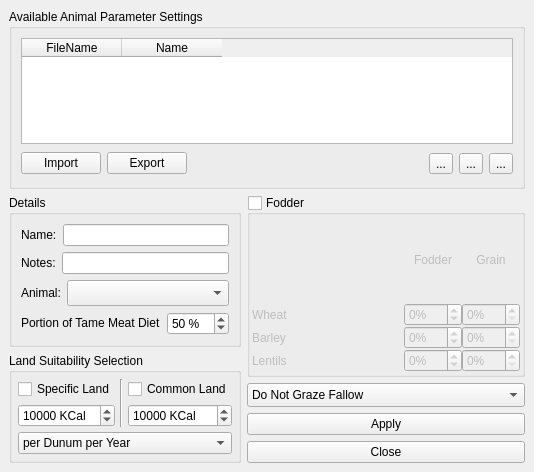
First picture: the form in src/ui/laanimalparametermanagerbase.ui, repository arkygeek/landuseanalyst, before the edit.
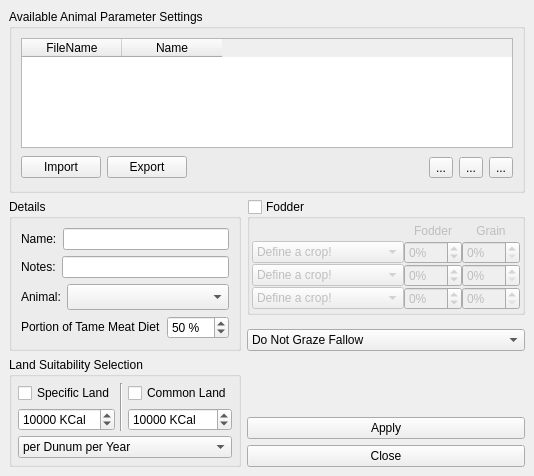
Second picture: the form after the edit. Icons and pictures are not drawn.

Commit message: updated all forms to correctly display tools tips and what is this stuff. Also added three combo boxes to fodder section of animal parameters that needs to be implemented in lamainform.cpp so that they are populated with crops selected to be used in the model.

The edit to the form file:
```diff
--- a/src/ui/laanimalparametermanagerbase.ui
+++ b/src/ui/laanimalparametermanagerbase.ui
@@ -6,7 +6,7 @@
     <x>0</x>
     <y>0</y>
     <width>534</width>
-    <height>472</height>
+    <height>476</height>
    </rect>
   </property>
   <property name="minimumSize" >
@@ -25,7 +25,238 @@
    <property name="spacing" >
     <number>6</number>
    </property>
-   <item row="1" column="0" >
+   <item row="6" column="1" >
+    <widget class="QPushButton" name="pbnClose" >
+     <property name="sizePolicy" >
+      <sizepolicy>
+       <hsizetype>5</hsizetype>
+       <vsizetype>0</vsizetype>
+       <horstretch>0</horstretch>
+       <verstretch>0</verstretch>
+      </sizepolicy>
+     </property>
+     <property name="toolTip" >
+      <string>&lt;html>&lt;head>&lt;meta name="qrichtext" content="1" />&lt;style type="text/css">
+p, li { white-space: pre-wrap; }
+&lt;/style>&lt;/head>&lt;body style=" font-family:'Sans Serif'; font-size:9pt; font-weight:400; font-style:normal; text-decoration:none;">
+&lt;p style=" margin-top:0px; margin-bottom:0px; margin-left:0px; margin-right:0px; -qt-block-indent:0; text-indent:0px;">&lt;span style=" font-weight:600; font-style:italic; color:#0000ff;">Have you applied your changes?&lt;/span>&lt;/p>&lt;/body>&lt;/html></string>
+     </property>
+     <property name="text" >
+      <string>Close</string>
+     </property>
+    </widget>
+   </item>
+   <item row="5" column="1" >
+    <widget class="QPushButton" name="pbnApply" >
+     <property name="sizePolicy" >
+      <sizepolicy>
+       <hsizetype>5</hsizetype>
+       <vsizetype>0</vsizetype>
+       <horstretch>0</horstretch>
+       <verstretch>0</verstretch>
+      </sizepolicy>
+     </property>
+     <property name="toolTip" >
+      <string>&lt;html>&lt;head>&lt;meta name="qrichtext" content="1" />&lt;style type="text/css">
+p, li { white-space: pre-wrap; }
+&lt;/style>&lt;/head>&lt;body style=" font-family:'Sans Serif'; font-size:9pt; font-weight:400; font-style:normal; text-decoration:none;">
+&lt;p style=" margin-top:0px; margin-bottom:0px; margin-left:0px; margin-right:0px; -qt-block-indent:0; text-indent:0px;">Saves all settings&lt;/p>&lt;/body>&lt;/html></string>
+     </property>
+     <property name="whatsThis" >
+      <string>&lt;html>&lt;head>&lt;meta name="qrichtext" content="1" />&lt;style type="text/css">
+p, li { white-space: pre-wrap; }
+&lt;/style>&lt;/head>&lt;body style=" font-family:'Sans Serif'; font-size:9pt; font-weight:400; font-style:normal; text-decoration:none;">
+&lt;p style=" margin-top:0px; margin-bottom:0px; margin-left:0px; margin-right:0px; -qt-block-indent:0; text-indent:0px;">After completing all fields to define a parameter, you &lt;span style=" font-weight:600;">MUST&lt;/span> click the Apply button to save it. The name does not have to be unique, as LandUse Analyst has a special way of saving parameters to allow for duplicate parameter names. It is helpful, however, to utilize the Notes field to distinguish between same-named parameter definitions.&lt;/p>&lt;/body>&lt;/html></string>
+     </property>
+     <property name="text" >
+      <string>Apply</string>
+     </property>
+    </widget>
+   </item>
+   <item row="4" column="1" >
+    <spacer>
+     <property name="orientation" >
+      <enum>Qt::Vertical</enum>
+     </property>
+     <property name="sizeHint" >
+      <size>
+       <width>239</width>
+       <height>31</height>
+      </size>
+     </property>
+    </spacer>
+   </item>
+   <item rowspan="3" row="4" column="0" >
+    <widget class="QGroupBox" name="groupBox_3" >
+     <property name="whatsThis" >
+      <string>&lt;html>&lt;head>&lt;meta name="qrichtext" content="1" />&lt;style type="text/css">
+p, li { white-space: pre-wrap; }
+&lt;/style>&lt;/head>&lt;body style=" font-family:'Sans Serif'; font-size:9pt; font-weight:400; font-style:normal; text-decoration:none;">
+&lt;p style=" margin-top:0px; margin-bottom:0px; margin-left:0px; margin-right:0px; -qt-block-indent:0; text-indent:0px;">In order for LandUse Analyst to create landuse maps, you must first create land suitability files to tell it what land is suitable for use by the crops and the animals. These files can be produced manually or automatically, but at the moment both must be done with external tools like QGis or GRASS. Future versions of Landuse Analyst will have the required features of these programs incorporated into it, but for now this step must be done externally. &lt;/p>&lt;/body>&lt;/html></string>
+     </property>
+     <property name="title" >
+      <string>Land Suitability Selection</string>
+     </property>
+     <layout class="QGridLayout" >
+      <property name="margin" >
+       <number>6</number>
+      </property>
+      <property name="spacing" >
+       <number>5</number>
+      </property>
+      <item row="0" column="0" >
+       <widget class="QCheckBox" name="checkBoxSpecificRaster" >
+        <property name="toolTip" >
+         <string>&lt;html>&lt;head>&lt;meta name="qrichtext" content="1" />&lt;style type="text/css">
+p, li { white-space: pre-wrap; }
+&lt;/style>&lt;/head>&lt;body style=" font-family:'Sans Serif'; font-size:9pt; font-weight:400; font-style:normal; text-decoration:none;">
+&lt;p style=" margin-top:0px; margin-bottom:0px; margin-left:0px; margin-right:0px; -qt-block-indent:0; text-indent:0px;">binary raster named: animalName.mask  where animalName is the name of the animal you are setting these parameters for.&lt;/p>&lt;/body>&lt;/html></string>
+        </property>
+        <property name="whatsThis" >
+         <string>&lt;html>&lt;head>&lt;meta name="qrichtext" content="1" />&lt;style type="text/css">
+p, li { white-space: pre-wrap; }
+&lt;/style>&lt;/head>&lt;body style=" font-family:'Sans Serif'; font-size:9pt; font-weight:400; font-style:normal; text-decoration:none;">
+&lt;p style=" margin-top:0px; margin-bottom:0px; margin-left:0px; margin-right:0px; -qt-block-indent:0; text-indent:0px;">Sometimes you may want to specify that land is suitable for grazing by only one type of animal. LandUse Analyst allows you to designate a land suitability mask as being unique to that animal. Note that you can specify an animal to use both common land and specific land at the same time. For more detailed information on this, see the help section on Animal Common Land.&lt;/p>&lt;/body>&lt;/html></string>
+        </property>
+        <property name="text" >
+         <string>Specific Land</string>
+        </property>
+       </widget>
+      </item>
+      <item row="1" column="0" >
+       <widget class="QSpinBox" name="sbSpecificRasterCalories" >
+        <property name="toolTip" >
+         <string>&lt;html>&lt;head>&lt;meta name="qrichtext" content="1" />&lt;style type="text/css">
+p, li { white-space: pre-wrap; }
+&lt;/style>&lt;/head>&lt;body style=" font-family:'Sans Serif'; font-size:9pt; font-weight:400; font-style:normal; text-decoration:none;">
+&lt;p style=" margin-top:0px; margin-bottom:0px; margin-left:0px; margin-right:0px; -qt-block-indent:0; text-indent:0px;">KCalories per land area unit available for grazing animals &lt;span style=" font-weight:600;">per year&lt;/span>&lt;/p>&lt;/body>&lt;/html></string>
+        </property>
+        <property name="whatsThis" >
+         <string>&lt;html>&lt;head>&lt;meta name="qrichtext" content="1" />&lt;style type="text/css">
+p, li { white-space: pre-wrap; }
+&lt;/style>&lt;/head>&lt;body style=" font-family:'Sans Serif'; font-size:9pt; font-weight:400; font-style:normal; text-decoration:none;">
+&lt;p style=" margin-top:0px; margin-bottom:0px; margin-left:0px; margin-right:0px; -qt-block-indent:0; text-indent:0px;">Note that this setting is the number of KCalories per land area unit available for grazing animals &lt;span style=" font-weight:600;">per year&lt;/span>.  This value applies to only the land selected in the unique raster mask file created for this animal.&lt;/p>&lt;/body>&lt;/html></string>
+        </property>
+        <property name="suffix" >
+         <string> KCal</string>
+        </property>
+        <property name="maximum" >
+         <number>99999999</number>
+        </property>
+        <property name="singleStep" >
+         <number>100</number>
+        </property>
+        <property name="value" >
+         <number>10000</number>
+        </property>
+       </widget>
+      </item>
+      <item row="0" column="2" >
+       <widget class="QCheckBox" name="checkBoxCommonRaster" >
+        <property name="toolTip" >
+         <string>&lt;html>&lt;head>&lt;meta name="qrichtext" content="1" />&lt;style type="text/css">
+p, li { white-space: pre-wrap; }
+&lt;/style>&lt;/head>&lt;body style=" font-family:'Sans Serif'; font-size:9pt; font-weight:400; font-style:normal; text-decoration:none;">
+&lt;p style=" margin-top:0px; margin-bottom:0px; margin-left:0px; margin-right:0px; -qt-block-indent:0; text-indent:0px;">binary raster named common.grazing.mask which more than one animal can graze from&lt;/p>&lt;/body>&lt;/html></string>
+        </property>
+        <property name="text" >
+         <string>Common Land</string>
+        </property>
+       </widget>
+      </item>
+      <item row="1" column="2" >
+       <widget class="QSpinBox" name="sbCommonRasterCalories" >
+        <property name="toolTip" >
+         <string>&lt;html>&lt;head>&lt;meta name="qrichtext" content="1" />&lt;style type="text/css">
+p, li { white-space: pre-wrap; }
+&lt;/style>&lt;/head>&lt;body style=" font-family:'Sans Serif'; font-size:9pt; font-weight:400; font-style:normal; text-decoration:none;">
+&lt;p style=" margin-top:0px; margin-bottom:0px; margin-left:0px; margin-right:0px; -qt-block-indent:0; text-indent:0px;">Food Value of grazing land in Kilo Calories&lt;/p>&lt;/body>&lt;/html></string>
+        </property>
+        <property name="whatsThis" >
+         <string>&lt;html>&lt;head>&lt;meta name="qrichtext" content="1" />&lt;style type="text/css">
+p, li { white-space: pre-wrap; }
+&lt;/style>&lt;/head>&lt;body style=" font-family:'Sans Serif'; font-size:9pt; font-weight:400; font-style:normal; text-decoration:none;">
+&lt;p style=" margin-top:0px; margin-bottom:0px; margin-left:0px; margin-right:0px; -qt-block-indent:0; text-indent:0px;">&lt;span style=" font-weight:600; color:#0000ff;">This value &lt;/span>&lt;span style=" font-weight:600; font-style:italic; text-decoration: underline; color:#0000ff;">MUST&lt;/span>&lt;span style=" font-weight:600; color:#0000ff;"> be the same for all animals grazing common land.&lt;/span>&lt;/p>
+&lt;p style=" margin-top:0px; margin-bottom:0px; margin-left:0px; margin-right:0px; -qt-block-indent:0; text-indent:0px;">Sometimes land is suitable for grazing by more than one type of animal. LandUse Analyst allows you to designate one suitability mask as common grazing land. Note that you can specify an animal to use both common land and specific land at the same time. If this is the case, equal preference is given to all animals grazing the common land. This is not always ideal, as it may have been the case that some animals were given preference to the common land if the other suitable land was further away than the other animals using it.&lt;/p>
+&lt;p style=" margin-top:12px; margin-bottom:12px; margin-left:0px; margin-right:0px; -qt-block-indent:0; text-indent:0px;">A workaround for this problem is that LandUse Analyst produces classified maps of the land being used, so if it is the case that you find one animal being forced to travel much further than others, you can simply change settings to balance this. This can be accomplished by removing the other animals one at a time from using the common grazing land. It may be the case, however, that there is no ideal solution, and that they simply had to travel the extra distance!&lt;/p>
+&lt;p style=" margin-top:12px; margin-bottom:12px; margin-left:0px; margin-right:0px; -qt-block-indent:0; text-indent:0px;">Note that this setting is the number of KCalories per land area unit available for grazing animals &lt;span style=" font-weight:600;">per year&lt;/span>.  This value applies to all of the land selected in the common raster mask file.&lt;/p>&lt;/body>&lt;/html></string>
+        </property>
+        <property name="suffix" >
+         <string> KCal</string>
+        </property>
+        <property name="maximum" >
+         <number>9999999</number>
+        </property>
+        <property name="singleStep" >
+         <number>100</number>
+        </property>
+        <property name="value" >
+         <number>10000</number>
+        </property>
+       </widget>
+      </item>
+      <item rowspan="2" row="0" column="1" >
+       <widget class="Line" name="line" >
+        <property name="orientation" >
+         <enum>Qt::Vertical</enum>
+        </property>
+       </widget>
+      </item>
+      <item row="2" column="0" colspan="3" >
+       <widget class="QComboBox" name="comboBoxAreaUnits" >
+        <property name="sizePolicy" >
+         <sizepolicy>
+          <hsizetype>5</hsizetype>
+          <vsizetype>5</vsizetype>
+          <horstretch>0</horstretch>
+          <verstretch>0</verstretch>
+         </sizepolicy>
+        </property>
+        <property name="cursor" >
+         <cursor>13</cursor>
+        </property>
+        <property name="toolTip" >
+         <string>&lt;html>&lt;head>&lt;meta name="qrichtext" content="1" />&lt;style type="text/css">
+p, li { white-space: pre-wrap; }
+&lt;/style>&lt;/head>&lt;body style=" font-family:'Sans Serif'; font-size:9pt; font-weight:400; font-style:normal; text-decoration:none;">
+&lt;p style=" margin-top:0px; margin-bottom:0px; margin-left:0px; margin-right:0px; -qt-block-indent:0; text-indent:0px;">1 dunum = 1000 square meters&lt;/p>
+&lt;p style=" margin-top:0px; margin-bottom:0px; margin-left:0px; margin-right:0px; -qt-block-indent:0; text-indent:0px;">1 hectare = 10,000 square meters&lt;/p>&lt;/body>&lt;/html></string>
+        </property>
+        <property name="whatsThis" >
+         <string>&lt;html>&lt;head>&lt;meta name="qrichtext" content="1" />&lt;style type="text/css">
+p, li { white-space: pre-wrap; }
+&lt;/style>&lt;/head>&lt;body style=" font-family:'Sans Serif'; font-size:9pt; font-weight:400; font-style:normal; text-decoration:none;">
+&lt;p style=" margin-top:0px; margin-bottom:0px; margin-left:0px; margin-right:0px; -qt-block-indent:0; text-indent:0px;">Select either Dunums or Hectares. This option is merely for convenience, to accomodate data that is available based on the two different units. (Basically I just got sick of having to convert between the two all the time! :P)&lt;/p>&lt;/body>&lt;/html></string>
+        </property>
+        <item>
+         <property name="text" >
+          <string>per Dunum per Year</string>
+         </property>
+        </item>
+        <item>
+         <property name="text" >
+          <string>per Hectare per Year</string>
+         </property>
+        </item>
+       </widget>
+      </item>
+     </layout>
+    </widget>
+   </item>
+   <item row="2" column="1" >
+    <spacer>
+     <property name="orientation" >
+      <enum>Qt::Vertical</enum>
+     </property>
+     <property name="sizeHint" >
+      <size>
+       <width>239</width>
+       <height>16</height>
+      </size>
+     </property>
+    </spacer>
+   </item>
+   <item rowspan="3" row="1" column="0" >
     <widget class="QGroupBox" name="groupBox" >
      <property name="title" >
       <string>Details</string>
@@ -290,7 +521,7 @@
      </layout>
     </widget>
    </item>
-   <item rowspan="2" row="1" column="1" >
+   <item row="1" column="1" >
     <widget class="QGroupBox" name="grpFodderUse" >
      <property name="cursor" >
       <cursor>0</cursor>
@@ -314,7 +545,7 @@
       <property name="spacing" >
        <number>0</number>
       </property>
-      <item row="0" column="1" colspan="2" >
+      <item row="0" column="1" >
        <widget class="QLabel" name="labelFodderFodder" >
         <property name="toolTip" >
          <string>&lt;html>&lt;head>&lt;meta name="qrichtext" content="1" />&lt;style type="text/css">
@@ -337,7 +568,7 @@
         </property>
        </widget>
       </item>
-      <item row="0" column="3" >
+      <item row="0" column="2" >
        <widget class="QLabel" name="labelFodderGrain" >
         <property name="layoutDirection" >
          <enum>Qt::RightToLeft</enum>
@@ -363,31 +594,37 @@
         </property>
        </spacer>
       </item>
-      <item row="3" column="3" >
-       <widget class="QSpinBox" name="sbFodderLentilsGrain" >
-        <property name="sizePolicy" >
-         <sizepolicy>
-          <hsizetype>4</hsizetype>
-          <vsizetype>0</vsizetype>
-          <horstretch>0</horstretch>
-          <verstretch>0</verstretch>
-         </sizepolicy>
-        </property>
-        <property name="toolTip" >
-         <string>&lt;html>&lt;head>&lt;meta name="qrichtext" content="1" />&lt;style type="text/css">
-p, li { white-space: pre-wrap; }
-&lt;/style>&lt;/head>&lt;body style=" font-family:'Sans Serif'; font-size:9pt; font-weight:400; font-style:normal; text-decoration:none;">
-&lt;p style=" margin-top:0px; margin-bottom:0px; margin-left:0px; margin-right:0px; -qt-block-indent:0; text-indent:0px;">Percent of animals diet provided by LENTILS&lt;/p>&lt;/body>&lt;/html></string>
-        </property>
-        <property name="suffix" >
-         <string>%</string>
-        </property>
-        <property name="maximum" >
-         <number>100</number>
-        </property>
-       </widget>
-      </item>
       <item row="3" column="2" >
+       <widget class="QSpinBox" name="sbFodderLentilsGrain" >
+        <property name="sizePolicy" >
+         <sizepolicy>
+          <hsizetype>4</hsizetype>
+          <vsizetype>0</vsizetype>
+          <horstretch>0</horstretch>
+          <verstretch>0</verstretch>
+         </sizepolicy>
+        </property>
+        <property name="toolTip" >
+         <string>&lt;html>&lt;head>&lt;meta name="qrichtext" content="1" />&lt;style type="text/css">
+p, li { white-space: pre-wrap; }
+&lt;/style>&lt;/head>&lt;body style=" font-family:'Sans Serif'; font-size:9pt; font-weight:400; font-style:normal; text-decoration:none;">
+&lt;p style=" margin-top:0px; margin-bottom:0px; margin-left:0px; margin-right:0px; -qt-block-indent:0; text-indent:0px;">Percent of animals diet provided by &lt;span style=" color:#0000ff;">GRAIN &lt;/span>from this crop &lt;/p>&lt;/body>&lt;/html></string>
+        </property>
+        <property name="whatsThis" >
+         <string>&lt;html>&lt;head>&lt;meta name="qrichtext" content="1" />&lt;style type="text/css">
+p, li { white-space: pre-wrap; }
+&lt;/style>&lt;/head>&lt;body style=" font-family:'Sans Serif'; font-size:9pt; font-weight:400; font-style:normal; text-decoration:none;">
+&lt;p style=" margin-top:0px; margin-bottom:0px; margin-left:0px; margin-right:0px; -qt-block-indent:0; text-indent:0px;">If your animal is fed grain harvested from a crop, indicate the perentage of the animals diet being supplied by it is.&lt;/p>&lt;/body>&lt;/html></string>
+        </property>
+        <property name="suffix" >
+         <string>%</string>
+        </property>
+        <property name="maximum" >
+         <number>100</number>
+        </property>
+       </widget>
+      </item>
+      <item row="3" column="1" >
        <widget class="QSpinBox" name="sbFodderLentils" >
         <property name="sizePolicy" >
          <sizepolicy>
@@ -414,44 +651,37 @@
         </property>
        </widget>
       </item>
-      <item row="3" column="0" colspan="2" >
-       <widget class="QLabel" name="labelFodderLentils" >
-        <property name="toolTip" >
-         <string>&lt;html>&lt;head>&lt;meta name="qrichtext" content="1" />&lt;style type="text/css">
-p, li { white-space: pre-wrap; }
-&lt;/style>&lt;/head>&lt;body style=" font-family:'Sans Serif'; font-size:9pt; font-weight:400; font-style:normal; text-decoration:none;">
-&lt;p style=" margin-top:0px; margin-bottom:0px; margin-left:0px; margin-right:0px; -qt-block-indent:0; text-indent:0px;">Percent of animals diet provided by LENTILS&lt;/p>&lt;/body>&lt;/html></string>
-        </property>
-        <property name="text" >
-         <string>Lentils</string>
-        </property>
-       </widget>
-      </item>
-      <item row="2" column="3" >
-       <widget class="QSpinBox" name="sbFodderBarleyGrain" >
-        <property name="sizePolicy" >
-         <sizepolicy>
-          <hsizetype>4</hsizetype>
-          <vsizetype>0</vsizetype>
-          <horstretch>0</horstretch>
-          <verstretch>0</verstretch>
-         </sizepolicy>
-        </property>
-        <property name="toolTip" >
-         <string>&lt;html>&lt;head>&lt;meta name="qrichtext" content="1" />&lt;style type="text/css">
-p, li { white-space: pre-wrap; }
-&lt;/style>&lt;/head>&lt;body style=" font-family:'Sans Serif'; font-size:9pt; font-weight:400; font-style:normal; text-decoration:none;">
-&lt;p style=" margin-top:0px; margin-bottom:0px; margin-left:0px; margin-right:0px; -qt-block-indent:0; text-indent:0px;">Percent of animals diet provided by BARLEY&lt;/p>&lt;/body>&lt;/html></string>
-        </property>
-        <property name="suffix" >
-         <string>%</string>
-        </property>
-        <property name="maximum" >
-         <number>100</number>
-        </property>
-       </widget>
-      </item>
       <item row="2" column="2" >
+       <widget class="QSpinBox" name="sbFodderBarleyGrain" >
+        <property name="sizePolicy" >
+         <sizepolicy>
+          <hsizetype>4</hsizetype>
+          <vsizetype>0</vsizetype>
+          <horstretch>0</horstretch>
+          <verstretch>0</verstretch>
+         </sizepolicy>
+        </property>
+        <property name="toolTip" >
+         <string>&lt;html>&lt;head>&lt;meta name="qrichtext" content="1" />&lt;style type="text/css">
+p, li { white-space: pre-wrap; }
+&lt;/style>&lt;/head>&lt;body style=" font-family:'Sans Serif'; font-size:9pt; font-weight:400; font-style:normal; text-decoration:none;">
+&lt;p style=" margin-top:0px; margin-bottom:0px; margin-left:0px; margin-right:0px; -qt-block-indent:0; text-indent:0px;">Percent of animals diet provided by &lt;span style=" color:#0000ff;">GRAIN &lt;/span>from this crop &lt;/p>&lt;/body>&lt;/html></string>
+        </property>
+        <property name="whatsThis" >
+         <string>&lt;html>&lt;head>&lt;meta name="qrichtext" content="1" />&lt;style type="text/css">
+p, li { white-space: pre-wrap; }
+&lt;/style>&lt;/head>&lt;body style=" font-family:'Sans Serif'; font-size:9pt; font-weight:400; font-style:normal; text-decoration:none;">
+&lt;p style=" margin-top:0px; margin-bottom:0px; margin-left:0px; margin-right:0px; -qt-block-indent:0; text-indent:0px;">If your animal is fed grain harvested from a crop, indicate the perentage of the animals diet being supplied by it is.&lt;/p>&lt;/body>&lt;/html></string>
+        </property>
+        <property name="suffix" >
+         <string>%</string>
+        </property>
+        <property name="maximum" >
+         <number>100</number>
+        </property>
+       </widget>
+      </item>
+      <item row="2" column="1" >
        <widget class="QSpinBox" name="sbFodderBarley" >
         <property name="sizePolicy" >
          <sizepolicy>
@@ -478,20 +708,7 @@
         </property>
        </widget>
       </item>
-      <item row="2" column="0" colspan="2" >
-       <widget class="QLabel" name="labelFodderBarley" >
-        <property name="toolTip" >
-         <string>&lt;html>&lt;head>&lt;meta name="qrichtext" content="1" />&lt;style type="text/css">
-p, li { white-space: pre-wrap; }
-&lt;/style>&lt;/head>&lt;body style=" font-family:'Sans Serif'; font-size:9pt; font-weight:400; font-style:normal; text-decoration:none;">
-&lt;p style=" margin-top:0px; margin-bottom:0px; margin-left:0px; margin-right:0px; -qt-block-indent:0; text-indent:0px;">Percent of animals diet provided by BARLEY&lt;/p>&lt;/body>&lt;/html></string>
-        </property>
-        <property name="text" >
-         <string>Barley</string>
-        </property>
-       </widget>
-      </item>
-      <item row="1" column="3" >
+      <item row="1" column="2" >
        <widget class="QSpinBox" name="sbFodderWheatGrain" >
         <property name="sizePolicy" >
          <sizepolicy>
@@ -515,7 +732,7 @@
         </property>
        </widget>
       </item>
-      <item row="1" column="2" >
+      <item row="1" column="1" >
        <widget class="QSpinBox" name="sbFodderWheat" >
         <property name="sizePolicy" >
          <sizepolicy>
@@ -542,169 +759,29 @@
         </property>
        </widget>
       </item>
-      <item row="1" column="0" colspan="2" >
-       <widget class="QLabel" name="labelFodderWheat" >
-        <property name="toolTip" >
-         <string>&lt;html>&lt;head>&lt;meta name="qrichtext" content="1" />&lt;style type="text/css">
-p, li { white-space: pre-wrap; }
-&lt;/style>&lt;/head>&lt;body style=" font-family:'Sans Serif'; font-size:9pt; font-weight:400; font-style:normal; text-decoration:none;">
-&lt;p style=" margin-top:0px; margin-bottom:0px; margin-left:0px; margin-right:0px; -qt-block-indent:0; text-indent:0px;">Percent of animals diet provided by WHEAT&lt;/p>&lt;/body>&lt;/html></string>
-        </property>
-        <property name="text" >
-         <string>Wheat</string>
-        </property>
-       </widget>
-      </item>
-     </layout>
-    </widget>
-   </item>
-   <item row="4" column="1" >
-    <widget class="QPushButton" name="pbnApply" >
-     <property name="sizePolicy" >
-      <sizepolicy>
-       <hsizetype>5</hsizetype>
-       <vsizetype>0</vsizetype>
-       <horstretch>0</horstretch>
-       <verstretch>0</verstretch>
-      </sizepolicy>
-     </property>
-     <property name="text" >
-      <string>Apply</string>
-     </property>
-    </widget>
-   </item>
-   <item row="5" column="1" >
-    <widget class="QPushButton" name="pbnClose" >
-     <property name="sizePolicy" >
-      <sizepolicy>
-       <hsizetype>5</hsizetype>
-       <vsizetype>0</vsizetype>
-       <horstretch>0</horstretch>
-       <verstretch>0</verstretch>
-      </sizepolicy>
-     </property>
-     <property name="text" >
-      <string>Close</string>
-     </property>
-    </widget>
-   </item>
-   <item rowspan="4" row="2" column="0" >
-    <widget class="QGroupBox" name="groupBox_3" >
-     <property name="title" >
-      <string>Land Suitability Selection</string>
-     </property>
-     <layout class="QGridLayout" >
-      <property name="margin" >
-       <number>6</number>
-      </property>
-      <property name="spacing" >
-       <number>5</number>
-      </property>
-      <item row="0" column="0" >
-       <widget class="QCheckBox" name="checkBoxSpecificRaster" >
-        <property name="toolTip" >
-         <string>&lt;html>&lt;head>&lt;meta name="qrichtext" content="1" />&lt;style type="text/css">
-p, li { white-space: pre-wrap; }
-&lt;/style>&lt;/head>&lt;body style=" font-family:'Sans Serif'; font-size:9pt; font-weight:400; font-style:normal; text-decoration:none;">
-&lt;p style=" margin-top:0px; margin-bottom:0px; margin-left:0px; margin-right:0px; -qt-block-indent:0; text-indent:0px;">binary raster named: animalName.mask  where animalName is the name of the animal you are setting these parameters for.&lt;/p>&lt;/body>&lt;/html></string>
-        </property>
-        <property name="text" >
-         <string>Specific Land</string>
-        </property>
-       </widget>
-      </item>
       <item row="1" column="0" >
-       <widget class="QSpinBox" name="sbSpecificRasterCalories" >
-        <property name="toolTip" >
-         <string>&lt;html>&lt;head>&lt;meta name="qrichtext" content="1" />&lt;style type="text/css">
-p, li { white-space: pre-wrap; }
-&lt;/style>&lt;/head>&lt;body style=" font-family:'Sans Serif'; font-size:9pt; font-weight:400; font-style:normal; text-decoration:none;">
-&lt;p style=" margin-top:0px; margin-bottom:0px; margin-left:0px; margin-right:0px; -qt-block-indent:0; text-indent:0px;">Food Value of grazing land in Kilo Calories&lt;/p>&lt;/body>&lt;/html></string>
-        </property>
-        <property name="suffix" >
-         <string> KCal</string>
-        </property>
-        <property name="maximum" >
-         <number>99999999</number>
-        </property>
-        <property name="singleStep" >
-         <number>100</number>
-        </property>
-        <property name="value" >
-         <number>10000</number>
-        </property>
+       <widget class="QComboBox" name="comboBoxFodderCrop1" >
+        <item>
+         <property name="text" >
+          <string>Define a crop!</string>
+         </property>
+        </item>
        </widget>
       </item>
-      <item row="0" column="2" >
-       <widget class="QCheckBox" name="checkBoxCommonRaster" >
-        <property name="toolTip" >
-         <string>&lt;html>&lt;head>&lt;meta name="qrichtext" content="1" />&lt;style type="text/css">
-p, li { white-space: pre-wrap; }
-&lt;/style>&lt;/head>&lt;body style=" font-family:'Sans Serif'; font-size:9pt; font-weight:400; font-style:normal; text-decoration:none;">
-&lt;p style=" margin-top:0px; margin-bottom:0px; margin-left:0px; margin-right:0px; -qt-block-indent:0; text-indent:0px;">binary raster named common.grazing.mask which more than one animal can graze from&lt;/p>&lt;/body>&lt;/html></string>
-        </property>
-        <property name="text" >
-         <string>Common Land</string>
-        </property>
-       </widget>
-      </item>
-      <item row="1" column="2" >
-       <widget class="QSpinBox" name="sbCommonRasterCalories" >
-        <property name="toolTip" >
-         <string>&lt;html>&lt;head>&lt;meta name="qrichtext" content="1" />&lt;style type="text/css">
-p, li { white-space: pre-wrap; }
-&lt;/style>&lt;/head>&lt;body style=" font-family:'Sans Serif'; font-size:9pt; font-weight:400; font-style:normal; text-decoration:none;">
-&lt;p style=" margin-top:0px; margin-bottom:0px; margin-left:0px; margin-right:0px; -qt-block-indent:0; text-indent:0px;">Food Value of grazing land in Kilo Calories&lt;/p>&lt;/body>&lt;/html></string>
-        </property>
-        <property name="suffix" >
-         <string> KCal</string>
-        </property>
-        <property name="maximum" >
-         <number>9999999</number>
-        </property>
-        <property name="singleStep" >
-         <number>100</number>
-        </property>
-        <property name="value" >
-         <number>10000</number>
-        </property>
-       </widget>
-      </item>
-      <item rowspan="2" row="0" column="1" >
-       <widget class="Line" name="line" >
-        <property name="orientation" >
-         <enum>Qt::Vertical</enum>
-        </property>
-       </widget>
-      </item>
-      <item row="2" column="0" colspan="3" >
-       <widget class="QComboBox" name="comboBoxAreaUnits" >
-        <property name="sizePolicy" >
-         <sizepolicy>
-          <hsizetype>5</hsizetype>
-          <vsizetype>5</vsizetype>
-          <horstretch>0</horstretch>
-          <verstretch>0</verstretch>
-         </sizepolicy>
-        </property>
-        <property name="cursor" >
-         <cursor>13</cursor>
-        </property>
-        <property name="toolTip" >
-         <string>&lt;html>&lt;head>&lt;meta name="qrichtext" content="1" />&lt;style type="text/css">
-p, li { white-space: pre-wrap; }
-&lt;/style>&lt;/head>&lt;body style=" font-family:'Sans Serif'; font-size:9pt; font-weight:400; font-style:normal; text-decoration:none;">
-&lt;p style=" margin-top:0px; margin-bottom:0px; margin-left:0px; margin-right:0px; -qt-block-indent:0; text-indent:0px;">1 dunum = 1000 square meters&lt;/p>
-&lt;p style=" margin-top:0px; margin-bottom:0px; margin-left:0px; margin-right:0px; -qt-block-indent:0; text-indent:0px;">1 hectare = 10,000 square meters&lt;/p>&lt;/body>&lt;/html></string>
-        </property>
+      <item row="2" column="0" >
+       <widget class="QComboBox" name="comboBoxFodderCrop2" >
         <item>
          <property name="text" >
-          <string>per Dunum per Year</string>
+          <string>Define a crop!</string>
          </property>
         </item>
+       </widget>
+      </item>
+      <item row="3" column="0" >
+       <widget class="QComboBox" name="comboBoxFodderCrop3" >
         <item>
          <property name="text" >
-          <string>per Hectare per Year</string>
+          <string>Define a crop!</string>
          </property>
         </item>
        </widget>
```
Left out of the diff: 135 changed lines with no effect on the pictures. The commit also changes 12 other files.
